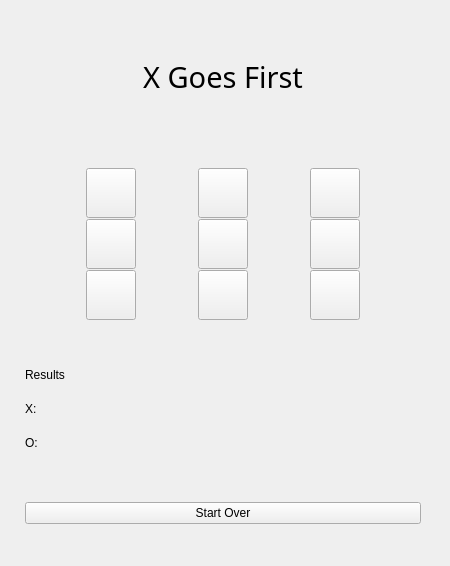
Above: tic_tac_toe.ui from AlexisLoya/tic_tac_toe before the change. Below: the same form after it.
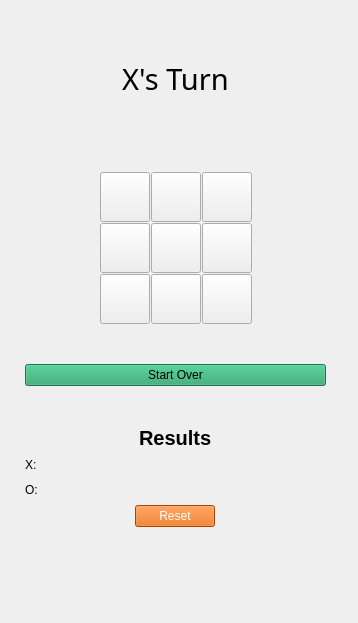
That is the form after the change.

Commit message: fix typos and change board

```diff
--- a/tic_tac_toe.ui
+++ b/tic_tac_toe.ui
@@ -6,8 +6,8 @@
    <rect>
     <x>0</x>
     <y>0</y>
-    <width>450</width>
-    <height>566</height>
+    <width>358</width>
+    <height>623</height>
    </rect>
   </property>
   <property name="windowTitle">
@@ -18,8 +18,8 @@
     <rect>
      <x>0</x>
      <y>0</y>
-     <width>446</width>
-     <height>549</height>
+     <width>351</width>
+     <height>557</height>
     </rect>
    </property>
    <layout class="QVBoxLayout" name="verticalLayout_2">
@@ -51,7 +51,7 @@
        </font>
       </property>
       <property name="text">
-       <string>X Goes First</string>
+       <string>X's Turn</string>
       </property>
       <property name="alignment">
        <set>Qt::AlignCenter</set>
@@ -67,7 +67,7 @@
        <number>1</number>
       </property>
       <item row="1" column="2">
-       <widget class="QPushButton" name="button_8">
+       <widget class="QPushButton" name="button_5">
         <property name="minimumSize">
          <size>
           <width>50</width>
@@ -97,6 +97,36 @@
        </widget>
       </item>
       <item row="2" column="1">
+       <widget class="QPushButton" name="button_3">
+        <property name="minimumSize">
+         <size>
+          <width>50</width>
+          <height>50</height>
+         </size>
+        </property>
+        <property name="maximumSize">
+         <size>
+          <width>50</width>
+          <height>50</height>
+         </size>
+        </property>
+        <property name="font">
+         <font>
+          <family>Roboto Slab</family>
+          <pointsize>30</pointsize>
+          <weight>75</weight>
+          <bold>true</bold>
+         </font>
+        </property>
+        <property name="layoutDirection">
+         <enum>Qt::LeftToRight</enum>
+        </property>
+        <property name="text">
+         <string/>
+        </property>
+       </widget>
+      </item>
+      <item row="2" column="2">
        <widget class="QPushButton" name="button_6">
         <property name="minimumSize">
          <size>
@@ -127,37 +157,20 @@
        </widget>
       </item>
       <item row="0" column="0">
-       <widget class="QPushButton" name="button_1">
-        <property name="minimumSize">
-         <size>
-          <width>50</width>
-          <height>50</height>
-         </size>
+       <spacer name="horizontalSpacer">
+        <property name="orientation">
+         <enum>Qt::Horizontal</enum>
         </property>
-        <property name="maximumSize">
+        <property name="sizeHint" stdset="0">
          <size>
-          <width>50</width>
-          <height>50</height>
+          <width>40</width>
+          <height>20</height>
          </size>
         </property>
-        <property name="font">
-         <font>
-          <family>Roboto Slab</family>
-          <pointsize>30</pointsize>
-          <weight>75</weight>
-          <bold>true</bold>
-         </font>
-        </property>
-        <property name="layoutDirection">
-         <enum>Qt::LeftToRight</enum>
-        </property>
-        <property name="text">
-         <string/>
-        </property>
-       </widget>
+       </spacer>
       </item>
-      <item row="1" column="0">
-       <widget class="QPushButton" name="button_2">
+      <item row="0" column="3">
+       <widget class="QPushButton" name="button_7">
         <property name="minimumSize">
          <size>
           <width>50</width>
@@ -186,7 +199,20 @@
         </property>
        </widget>
       </item>
-      <item row="2" column="2">
+      <item row="0" column="4">
+       <spacer name="horizontalSpacer_2">
+        <property name="orientation">
+         <enum>Qt::Horizontal</enum>
+        </property>
+        <property name="sizeHint" stdset="0">
+         <size>
+          <width>40</width>
+          <height>20</height>
+         </size>
+        </property>
+       </spacer>
+      </item>
+      <item row="2" column="3">
        <widget class="QPushButton" name="button_9">
         <property name="minimumSize">
          <size>
@@ -217,7 +243,7 @@
        </widget>
       </item>
       <item row="0" column="1">
-       <widget class="QPushButton" name="button_4">
+       <widget class="QPushButton" name="button_1">
         <property name="minimumSize">
          <size>
           <width>50</width>
@@ -246,8 +272,8 @@
         </property>
        </widget>
       </item>
-      <item row="2" column="0">
-       <widget class="QPushButton" name="button_3">
+      <item row="1" column="3">
+       <widget class="QPushButton" name="button_8">
         <property name="minimumSize">
          <size>
           <width>50</width>
@@ -277,7 +303,7 @@
        </widget>
       </item>
       <item row="0" column="2">
-       <widget class="QPushButton" name="button_7">
+       <widget class="QPushButton" name="button_4">
         <property name="minimumSize">
          <size>
           <width>50</width>
@@ -307,7 +333,7 @@
        </widget>
       </item>
       <item row="1" column="1">
-       <widget class="QPushButton" name="button_5">
+       <widget class="QPushButton" name="button_2">
         <property name="minimumSize">
          <size>
           <width>50</width>
@@ -339,15 +365,32 @@
      </layout>
     </item>
     <item>
-     <layout class="QVBoxLayout" name="verticalLayout">
+     <widget class="QPushButton" name="button_start">
+      <property name="styleSheet">
+       <string notr="true">background-color: rgb(38, 162, 105);</string>
+      </property>
+      <property name="text">
+       <string>Start Over</string>
+      </property>
+     </widget>
+    </item>
+    <item>
+     <layout class="QVBoxLayout" name="resultSection">
       <property name="spacing">
        <number>5</number>
       </property>
       <property name="bottomMargin">
        <number>5</number>
       </property>
-      <item>
+      <item alignment="Qt::AlignHCenter">
        <widget class="QLabel" name="label">
+        <property name="font">
+         <font>
+          <pointsize>15</pointsize>
+          <weight>75</weight>
+          <bold>true</bold>
+         </font>
+        </property>
         <property name="text">
          <string>Results</string>
         </property>
@@ -373,15 +416,28 @@
         </property>
        </widget>
       </item>
+      <item alignment="Qt::AlignHCenter">
+       <widget class="QPushButton" name="resetResults">
+        <property name="sizePolicy">
+         <sizepolicy hsizetype="Fixed" vsizetype="Fixed">
+          <horstretch>1</horstretch>
+          <verstretch>0</verstretch>
+         </sizepolicy>
+        </property>
+        <property name="layoutDirection">
+         <enum>Qt::LeftToRight</enum>
+        </property>
+        <property name="styleSheet">
+         <string notr="true">background-color: rgb(230, 97, 0);
+color: rgb(255, 255, 255);</string>
+        </property>
+        <property name="text">
+         <string>Reset</string>
+        </property>
+       </widget>
+      </item>
      </layout>
     </item>
-    <item>
-     <widget class="QPushButton" name="button_start">
-      <property name="text">
-       <string>Start Over</string>
-      </property>
-     </widget>
-    </item>
    </layout>
   </widget>
  </widget>
```
Left out of the diff: 4 changed lines with no effect on the pictures. The commit also changes 1 other file.
